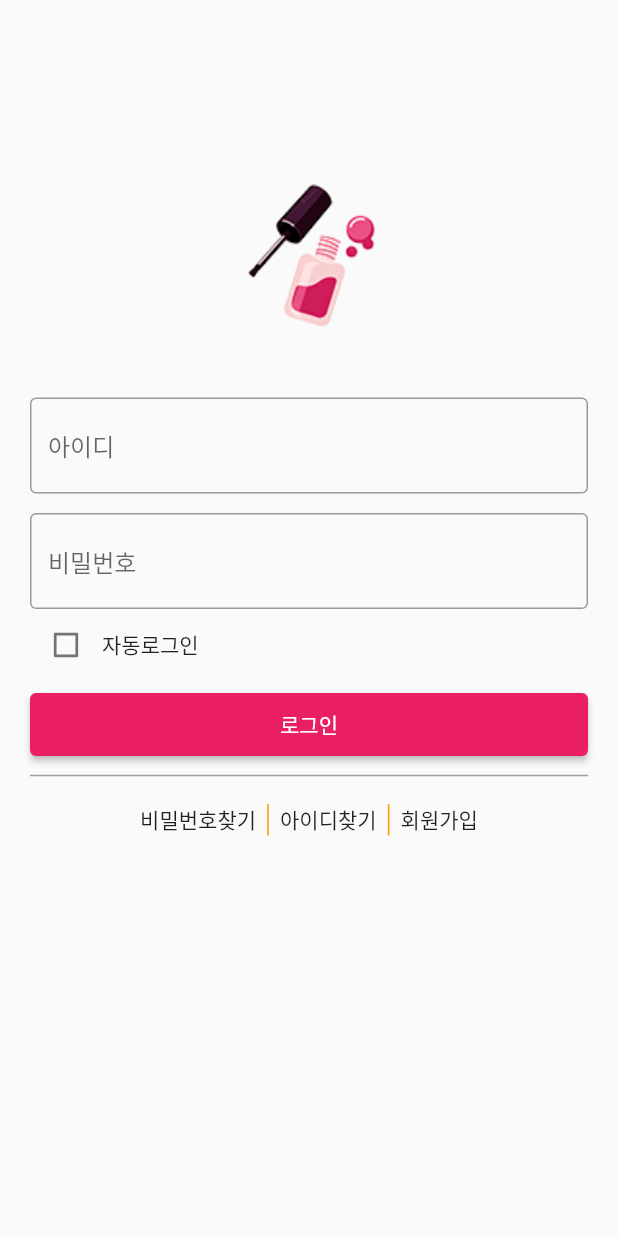
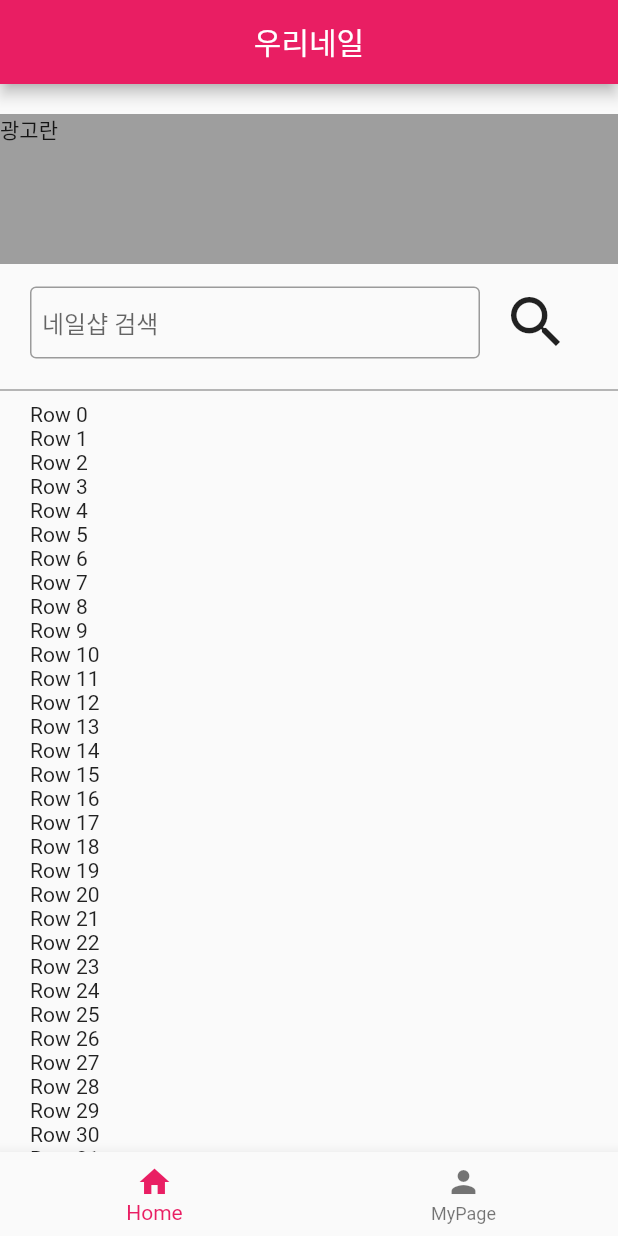
Before and after one commit to LeeJiH-yun/wenail, a Flutter app: the screen it shows after launch, after a tap on "로그인", on a phone screen of 412 x 824 dp. Run offline on Flutter 3.47's test engine with Material 2 defaults, Android fonts, the phone set to English and light mode, and no system bars.

```diff
--- a/lib/main.dart
+++ b/lib/main.dart
@@ -1,5 +1,6 @@
 import 'package:flutter/material.dart';
-import 'package:flutter/rendering.dart';
+import 'package:wenail/pages/homeMain.dart';
+import 'package:wenail/pages/signUpPage.dart';
 
 void main() {
   runApp(const MyApp());
@@ -28,25 +29,37 @@ class MainHome extends StatefulWidget {
 }
 
 class MainHomeState extends State<MainHome> {
+  final _formKey = GlobalKey<FormState>();
   var _isChecked = false;
+  String _inputId = '', _inputPw = '';
+
   @override
   Widget build(BuildContext context) {
     return Scaffold(
       body: SingleChildScrollView(
         scrollDirection: Axis.vertical,
         padding: EdgeInsets.fromLTRB(20, 120, 20, 120),
+        child: Form(
+          key: _formKey,
           child: Column(
             children: <Widget>[
-              // Container( //버전관리
-              //   width: MediaQuery.of(context).size.width,
-              //   child: Text("ver1.0"),
-              // ),
               Container(//앱 메인 이미지
                 child: Image.asset('asset/images/logo_nail1.png', width: 100, height: 100, fit: BoxFit.fill),
               ),
               SizedBox(height: 45.0), //사이 공백
-              TextFormField( //값을 일력받을 수 있는 폼
-                keyboardType: TextInputType.emailAddress,
+              TextFormField( //값을 입력받을 수 있는 폼
+                keyboardType: TextInputType.text,
+                onSaved: (value) {
+                  setState(() {
+                    _inputId = value as String;
+                  });
+                },
+                validator: (value) {
+                  if (value == null || value.isEmpty) {
+                    return "아이디는 필수입니다.";
+                  }
+                  return null;
+                },
                 decoration: InputDecoration(
                     hintText: "아이디",
                     border: OutlineInputBorder()
@@ -55,14 +68,24 @@ class MainHomeState extends State<MainHome> {
               SizedBox(height: 13.0), //사이 공백
               TextFormField(
                 keyboardType: TextInputType.visiblePassword,
-                obscureText: true,
+                obscureText: true, //비밀번호 별표 처리하기
+                onSaved: (value) {
+                  setState(() {
+                    _inputPw = value as String;
+                  });
+                },
+                validator: (value) {
+                  if (value == null || value.isEmpty) {
+                    return "비밀번호는 필수입니다.";
+                  }
+                  return null;
+                },
                 decoration: InputDecoration(
                     hintText: "비밀번호",
                     border: OutlineInputBorder()
                 ),
               ),
-              //SizedBox(height: 13.0), //사이 공백
-              Row( //너무 옆으로 띄워진거 수정해야함
+              Row(
                 children: [
                   Transform.scale(
                     scale: 0.9,
@@ -81,9 +104,13 @@ class MainHomeState extends State<MainHome> {
               Container(
                 height: 50,
                 width: double.infinity,
-                padding: const EdgeInsets.only(top: 8.0), // 8단위 배수가 보기 좋음
+                padding: const EdgeInsets.only(top: 8.0),
                 child: ElevatedButton(
-                    onPressed: () => {},
+                    onPressed: () => {
+                      //if (_formKey.currentState!.validate()) {
+                        Navigator.push(context,MaterialPageRoute(builder: (context) => homeMain()))
+                      //}
+                    },
                     child: const Text("로그인")
                 ),
               ),
@@ -98,7 +125,6 @@ class MainHomeState extends State<MainHome> {
                     mainAxisAlignment: MainAxisAlignment.center,
                     children: [
                       Container(
-                      //color: Colors.blue,
                         child: Text("비밀번호찾기"),
                       ),
                       VerticalDivider(
@@ -106,21 +132,25 @@ class MainHomeState extends State<MainHome> {
                         color: Colors.orange,
                       ),
                       Container(
-                      //color: Colors.yellow,
                         child: Text("아이디찾기"),
                       ),
                       VerticalDivider(
                         thickness: 1,
                         color: Colors.orange,
                       ),
-                    Container(
-                      //color: Colors.green,
+                      InkWell(
+                        onTap: () {
+                          Navigator.push(context, MaterialPageRoute(builder: (context) => signUpPage()));
+                        },
+                        child: Container(
                           child: Text("회원가입"),
                         ),
+                      )
                     ],
                   )
               )
             ]
+          ),
         )
       )
     );
--- /dev/null
+++ b/lib/pages/homeMain.dart
@@ -0,0 +1,45 @@
+import 'package:flutter/material.dart';
+import 'package:wenail/pages/homePage.dart';
+import 'package:wenail/pages/myPage.dart';
+
+class homeMain extends StatefulWidget {
+  @override
+  _homeMainState createState() => _homeMainState();
+}
+
+class _homeMainState extends State<homeMain> {
+  int _selectedIndex = 0;
+  static List<Widget> pages = [homePage(),myPage()]; //탭 선택시 이동할 화면 class
+
+  void _onItemTapped(int index) {
+    setState(() {
+      _selectedIndex = index;
+    });
+  }
+
+  @override
+  Widget build(BuildContext context) {
+    return Scaffold(
+      appBar: AppBar(
+        title: Text("우리네일"),
+        centerTitle: true,
+        automaticallyImplyLeading: false //화살표 삭제
+      ),
+      body: pages[_selectedIndex],
+      bottomNavigationBar: BottomNavigationBar(
+        onTap: _onItemTapped,
+        currentIndex: _selectedIndex,
+        items: [
+          BottomNavigationBarItem(
+            label: "Home",
+            icon: Icon(Icons.home)
+          ),
+          BottomNavigationBarItem(
+            label: "MyPage",
+            icon: Icon(Icons.person)
+          ),
+        ],
+      ),
+    );
+  }
+}
--- /dev/null
+++ b/lib/pages/homePage.dart
@@ -0,0 +1,81 @@
+import 'package:flutter/material.dart';
+
+class homePage extends StatefulWidget {
+  @override
+  _homePageState createState() => _homePageState();
+}
+
+class _homePageState extends State<homePage> {
+
+  @override
+  Widget build(BuildContext context) {
+    return Scaffold(
+      body: SingleChildScrollView(
+        scrollDirection: Axis.vertical,
+        padding: EdgeInsets.only(top: 20),
+        child: Column(
+          children: <Widget>[
+            Container(//앱 메인 이미지
+              width: MediaQuery.of(context).size.width,
+              height: 100,
+              color: Colors.grey,
+              child: Text("광고란"),
+            ),
+            SizedBox(height: 15.0),
+            Container(
+              padding: EdgeInsets.only(left: 20, right: 20),
+              child: Row(
+                children: [
+                  SizedBox(
+                    width: 300,
+                    child: TextFormField(
+                      keyboardType: TextInputType.text,
+                      decoration: InputDecoration(
+                          hintText: "네일샵 검색",
+                          border: OutlineInputBorder(),
+                          contentPadding: EdgeInsets.all(8)
+                      ),
+                    ),
+                  ),
+                  Container(
+                    margin: EdgeInsets.only(left: 15),
+                    child: Icon(Icons.search, size: 45.0),
+                  ),
+                  // ElevatedButton.icon( //검색버튼 2번째 방법
+                  //   onPressed: () => {},
+                  //   icon: Icon(Icons.search_sharp),
+                  //   label: Text(""),
+                  //   style: ElevatedButton.styleFrom(
+                  //     fixedSize: Size(50, 50),
+                  //   ),
+                  // )
+                ],
+              )
+            ),
+            SizedBox(height: 13.0),
+            Divider(
+              thickness: 1,
+              color: Colors.grey,
+            ),
+            Container( //목록 스크롤..
+              padding: EdgeInsets.only(left: 20, right: 20),
+              child: Row(
+                children: [
+                  Expanded(
+                    child: ListView.builder(
+                      shrinkWrap: true,
+                      itemCount: 100,
+                      itemBuilder: (BuildContext context, int index) {
+                        return Text('Row $index');
+                      },
+                    ),
+                  )
+                ],
+              )
+            )
+          ]
+        )
+      ),
+    );
+  }
+}
--- /dev/null
+++ b/lib/pages/myPage.dart
@@ -0,0 +1,15 @@
+import 'package:flutter/material.dart';
+
+class myPage extends StatefulWidget {
+  @override
+  _myPageState createState() => _myPageState();
+}
+
+class _myPageState extends State<myPage> {
+  @override
+  Widget build(BuildContext context) {
+    return Scaffold(
+      body: Text("테스틍")
+    );
+  }
+}
```
Also changed, not shown: lib/pages/signUpPage.dart (added, +155 -0 lines). Lines whose indentation alone changed are shown as unchanged.
